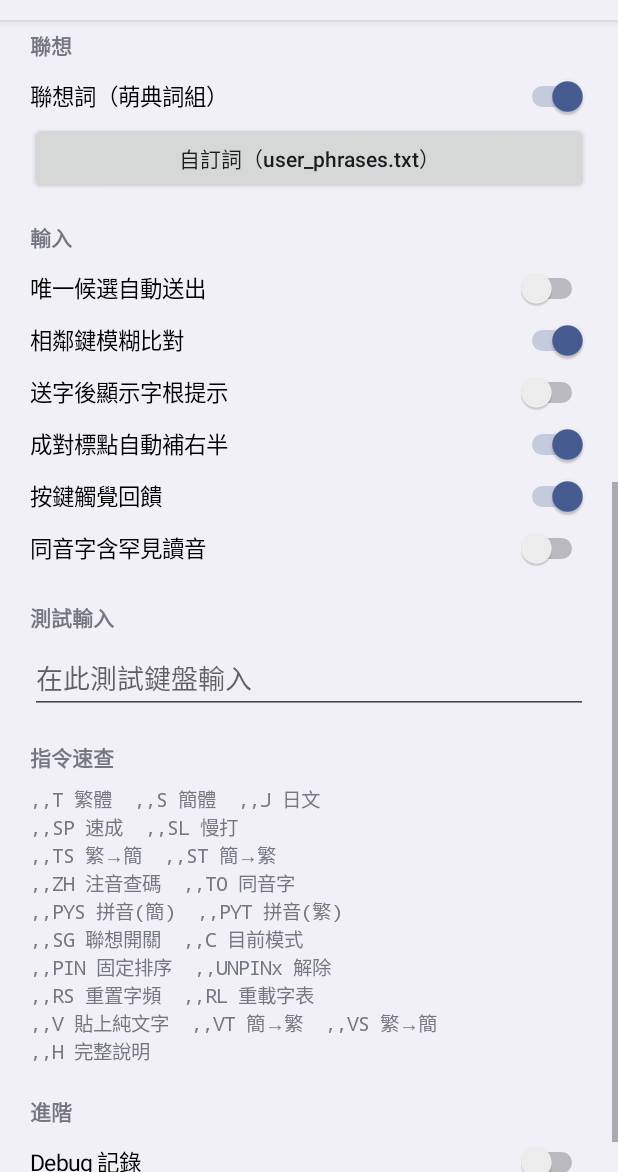
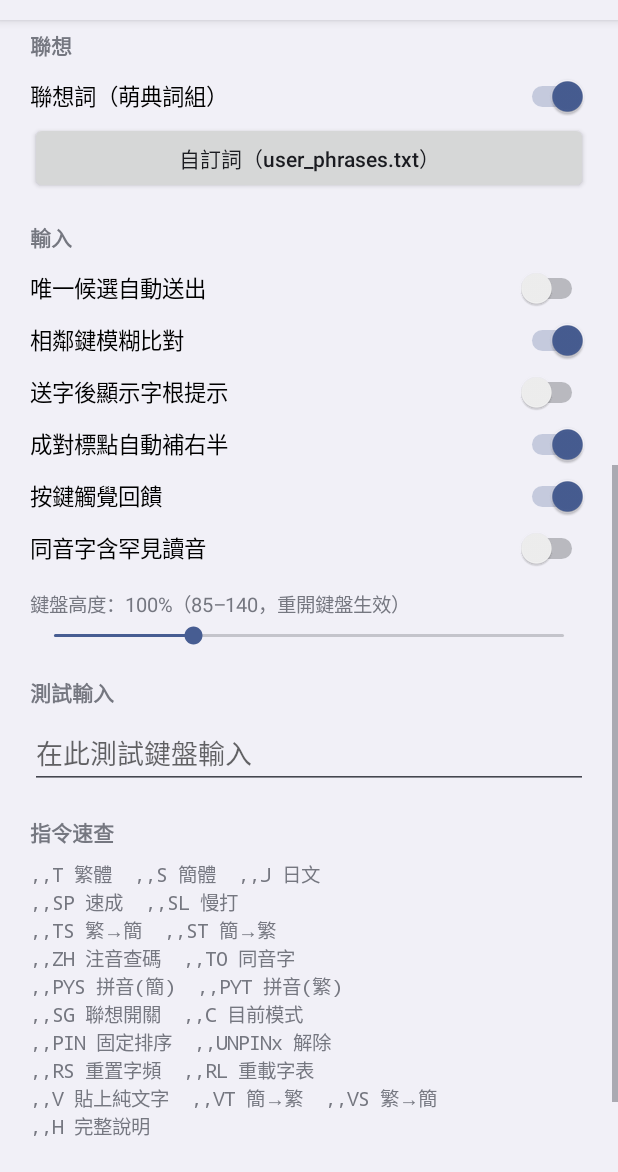
Before and after one commit to copy0401/ohmybias-android, an Android app: the screen it shows after launch (MainActivity), scrolled down 537 dp, on a phone screen of 412 x 824 dp, the part 64-1236 px from its top. Run offline under Robolectric (Android 15) with nearby library versions, the phone set to English and light mode, and no system bars.

Commit message:
feat: 鍵盤高度可調（設定頁滑桿 85–140%）
大螢幕手機上固定 224dp/180dp 的鍵面偏小。設定頁新增「鍵盤高度」滑桿，
以縮放比例存於偏好（keyboardHeightScale 0.85–1.40），同時套用直橫向基準高度；
鍵面字級連動縮放（上限 1.2×，避免撐爆鍵帽）。

實作註記：IME 視窗對子視圖 layoutParams.height 的變更不會可靠重量測 —
高度改變時走與深淺色切換相同的整個 input view 重建路徑（onStartInputView
比對 builtBodyHeight）。模擬器實測 100% vs 140% 高度與字級皆正確放大。

Co-Authored-By: Claude Fable 5 <noreply@anthropic.com>

```diff
--- a/app/src/main/java/info/plateaukao/ohmybias/MainActivity.kt
+++ b/app/src/main/java/info/plateaukao/ohmybias/MainActivity.kt
@@ -14,6 +14,7 @@ import android.widget.Button
 import android.widget.EditText
 import android.widget.LinearLayout
 import android.widget.ScrollView
+import android.widget.SeekBar
 import android.widget.Switch
 import android.widget.TextView
 import info.plateaukao.ohmybias.android.Prefs
@@ -101,6 +102,26 @@ class MainActivity : Activity() {
         root.addView(toggle("成對標點自動補右半", Prefs.punctuationPairing) { Prefs.punctuationPairing = it })
         root.addView(toggle("按鍵觸覺回饋", Prefs.hapticFeedback) { Prefs.hapticFeedback = it })
         root.addView(toggle("同音字含罕見讀音", Prefs.homophoneMultiReading) { Prefs.homophoneMultiReading = it })
+
+        // 鍵盤高度滑桿（大螢幕手機可調大；重開鍵盤生效 — 下方測試輸入框可即時預覽）
+        val heightLabel = footnote("")
+        fun heightPct() = (Prefs.keyboardHeightScale * 100).toInt()
+        fun updateHeightLabel() { heightLabel.text = "鍵盤高度：${heightPct()}%（85–140，重開鍵盤生效）" }
+        updateHeightLabel()
+        heightLabel.setPadding(0, dp(10f), 0, dp(2f))
+        root.addView(heightLabel)
+        val heightSeek = SeekBar(this)
+        heightSeek.max = 55  // 85% + progress → 85%..140%
+        heightSeek.progress = (heightPct() - 85).coerceIn(0, 55)
+        heightSeek.setOnSeekBarChangeListener(object : SeekBar.OnSeekBarChangeListener {
+            override fun onProgressChanged(seekBar: SeekBar?, progress: Int, fromUser: Boolean) {
+                Prefs.keyboardHeightScale = (85 + progress) / 100f
+                updateHeightLabel()
+            }
+            override fun onStartTrackingTouch(seekBar: SeekBar?) {}
+            override fun onStopTrackingTouch(seekBar: SeekBar?) {}
+        })
+        root.addView(heightSeek, LinearLayout.LayoutParams(ViewGroup.LayoutParams.MATCH_PARENT, ViewGroup.LayoutParams.WRAP_CONTENT))
 
         // ── 測試輸入 ──
         root.addView(sectionTitle("測試輸入"))
--- a/app/src/main/java/info/plateaukao/ohmybias/android/Prefs.kt
+++ b/app/src/main/java/info/plateaukao/ohmybias/android/Prefs.kt
@@ -75,6 +75,11 @@ object Prefs : IMEPreferences {
         get() = sp.getBoolean("hapticFeedback", true)
         set(v) = sp.edit().putBoolean("hapticFeedback", v).apply()
 
+    /// 鍵盤高度縮放（0.85–1.40；1.0 = 預設 224dp/180dp）— 大螢幕手機可調大
+    var keyboardHeightScale: Float
+        get() = sp.getFloat("keyboardHeightScale", 1.0f)
+        set(v) = sp.edit().putFloat("keyboardHeightScale", v.coerceIn(0.85f, 1.4f)).apply()
+
     /// Debug 記錄至 sharedDir/debug.log
     var debugMode: Boolean
         get() = sp.getBoolean("debugMode", false)
```
Also changed, not shown: app/src/main/java/info/plateaukao/ohmybias/keyboard/KeyboardTheme.kt (+7 -4 lines), app/src/main/java/info/plateaukao/ohmybias/keyboard/OhMyBiasImeService.kt (+9 -7 lines), 1 other file.
